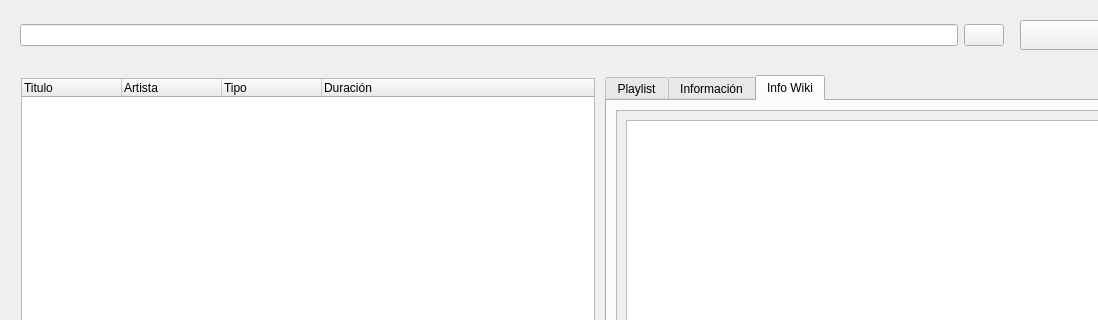
volteret4/mfuz, file ui/url_player.ui: the form before one commit; both pictures show x 0 to 1098 and y 0 to 320 of the 1200 by 800 pixel window.
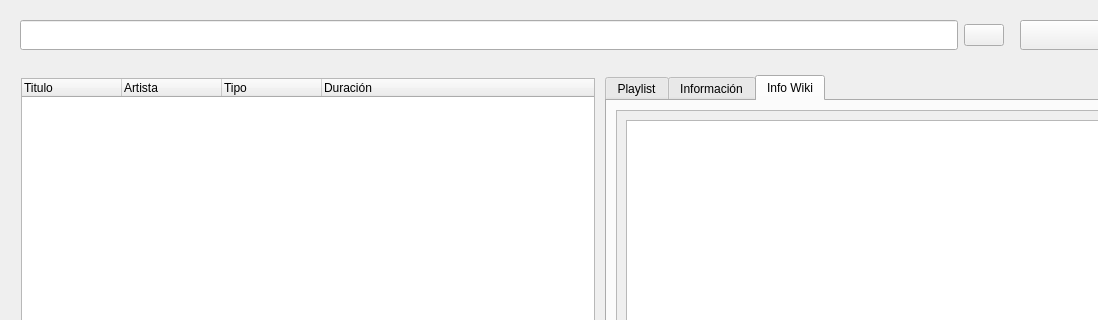
The form after the commit. Icons and pictures are not drawn.

Commit message: url playlist funciona muy bien, faltan enlaces

```diff
--- a/ui/url_player.ui
+++ b/ui/url_player.ui
@@ -168,7 +168,14 @@
        <number>15</number>
       </property>
       <item>
-       <widget class="QLineEdit" name="lineEdit"/>
+       <widget class="QLineEdit" name="lineEdit">
+        <property name="sizePolicy">
+         <sizepolicy hsizetype="Expanding" vsizetype="Preferred">
+          <horstretch>0</horstretch>
+          <verstretch>0</verstretch>
+         </sizepolicy>
+        </property>
+       </widget>
       </item>
       <item>
        <widget class="QPushButton" name="searchButton">
```
The commit also changes 1 other file.
